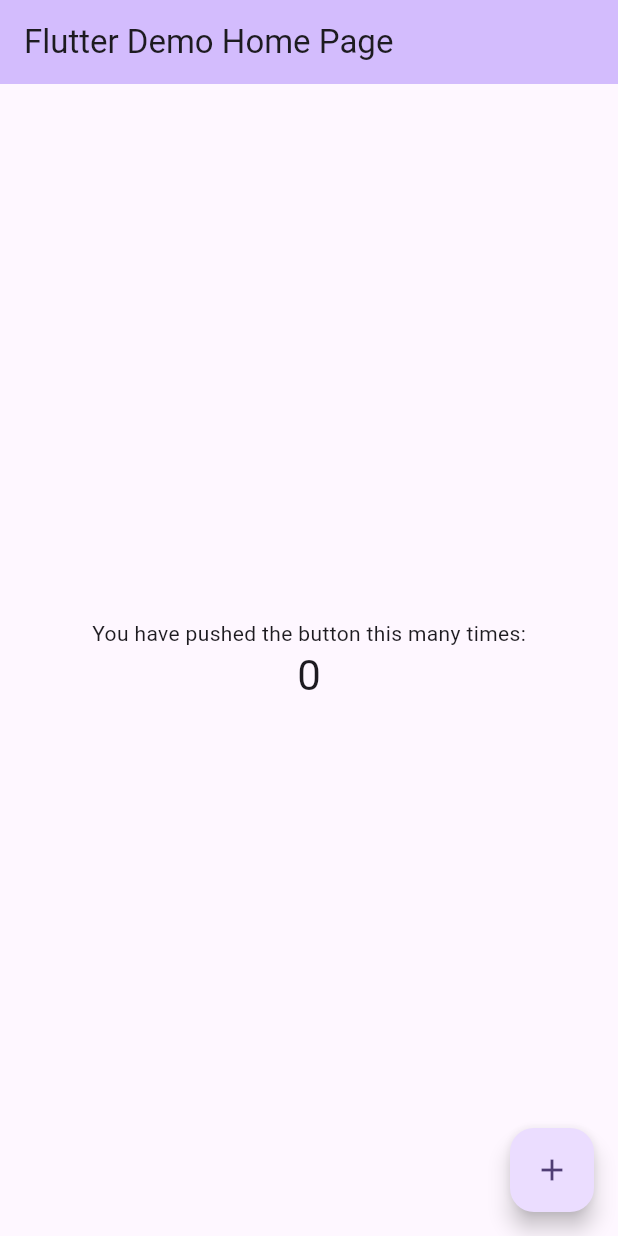
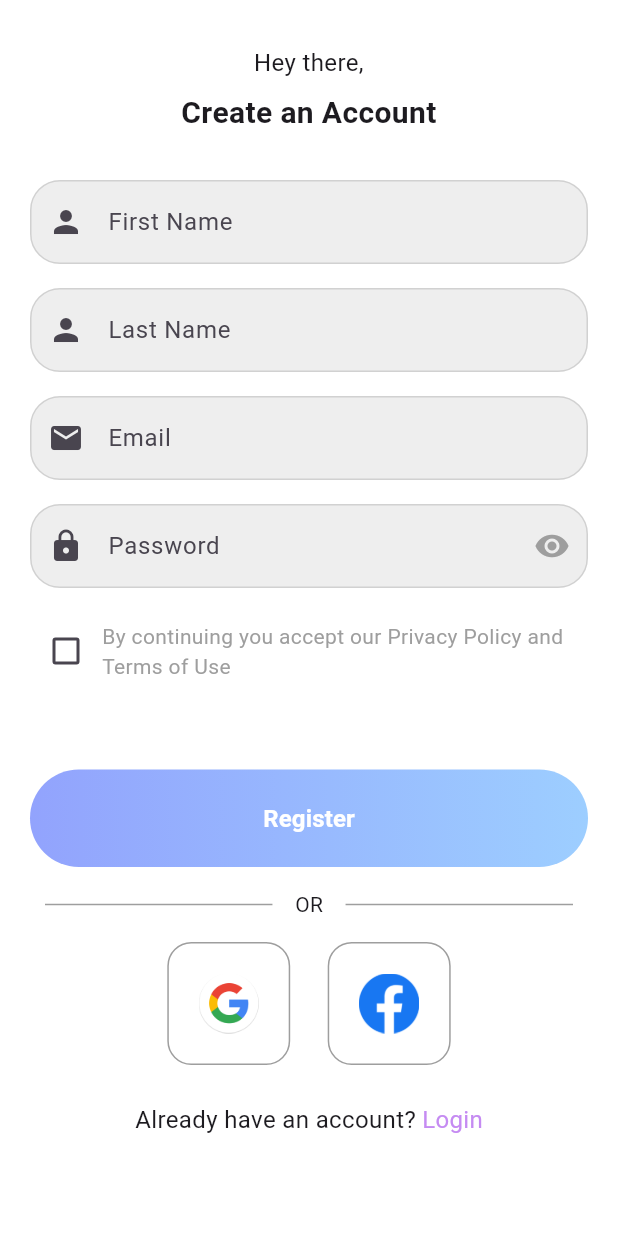
Before and after one commit to stefanusrico/StudyPal, a Flutter app: the screen it shows after launch, on a phone screen of 412 x 824 dp. Run offline on Flutter 3.47's test engine with Material 3 defaults, Android fonts, the phone set to English and light mode, and no system bars.

Commit message:
Menambahkan registration page

```diff
--- /dev/null
+++ b/StudyPal/flutter_studypal/lib/components/horizontal_line.dart
@@ -0,0 +1,35 @@
+import 'package:flutter/material.dart';
+
+class HorizontalOrLine extends StatelessWidget {
+  const HorizontalOrLine({
+    super.key,
+    required this.label,
+    this.height = 1,
+  });
+
+  final String label;
+  final double height;
+
+  @override
+  Widget build(BuildContext context) {
+    return Row(children: <Widget>[
+      Expanded(
+        child: Container(
+            margin: const EdgeInsets.only(left: 10.0, right: 15.0),
+            child: Divider(
+              color: Colors.grey,
+              height: height,
+            )),
+      ),
+      Text(label),
+      Expanded(
+        child: Container(
+            margin: const EdgeInsets.only(left: 15.0, right: 10.0),
+            child: Divider(
+              color: Colors.grey,
+              height: height,
+            )),
+      ),
+    ]);
+  }
+}
--- /dev/null
+++ b/StudyPal/flutter_studypal/lib/components/square_tile.dart
@@ -0,0 +1,26 @@
+import 'package:flutter/material.dart';
+
+class SquareTile extends StatelessWidget {
+  final String imagePath;
+
+  const SquareTile({
+    Key? key,
+    required this.imagePath,
+  }) : super(key: key);
+
+  @override
+  Widget build(BuildContext context) {
+    return Container(
+      padding: const EdgeInsets.all(20),
+      decoration: BoxDecoration(
+        border: Border.all(color: Colors.grey),
+        borderRadius: BorderRadius.circular(16),
+        color: Colors.white,
+      ),
+      child: Image.asset(
+        imagePath,
+        height: 40,
+      ),
+    );
+  }
+}
--- a/StudyPal/flutter_studypal/lib/main.dart
+++ b/StudyPal/flutter_studypal/lib/main.dart
@@ -1,4 +1,5 @@
 import 'package:flutter/material.dart';
+import 'pages/register_page.dart';
 
 void main() {
   runApp(const MyApp());
@@ -7,119 +8,11 @@
 class MyApp extends StatelessWidget {
   const MyApp({super.key});
 
-  // This widget is the root of your application.
   @override
   Widget build(BuildContext context) {
-    return MaterialApp(
-      title: 'Flutter Demo',
-      theme: ThemeData(
-        // This is the theme of your application.
-        //
-        // TRY THIS: Try running your application with "flutter run". You'll see
-        // the application has a purple toolbar. Then, without quitting the app,
-        // try changing the seedColor in the colorScheme below to Colors.green
-        // and then invoke "hot reload" (save your changes or press the "hot
-        // reload" button in a Flutter-supported IDE, or press "r" if you used
-        // the command line to start the app).
-        //
-        // Notice that the counter didn't reset back to zero; the application
-        // state is not lost during the reload. To reset the state, use hot
-        // restart instead.
-        //
-        // This works for code too, not just values: Most code changes can be
-        // tested with just a hot reload.
-        colorScheme: ColorScheme.fromSeed(seedColor: Colors.deepPurple),
-        useMaterial3: true,
-      ),
-      home: const MyHomePage(title: 'Flutter Demo Home Page'),
+    return const MaterialApp(
+      debugShowCheckedModeBanner: false,
+      home: RegisterPage(),
     );
   }
 }
-
-class MyHomePage extends StatefulWidget {
-  const MyHomePage({super.key, required this.title});
-
-  // This widget is the home page of your application. It is stateful, meaning
-  // that it has a State object (defined below) that contains fields that affect
-  // how it looks.
-
-  // This class is the configuration for the state. It holds the values (in this
-  // case the title) provided by the parent (in this case the App widget) and
-  // used by the build method of the State. Fields in a Widget subclass are
-  // always marked "final".
-
-  final String title;
-
-  @override
-  State<MyHomePage> createState() => _MyHomePageState();
-}
-
-class _MyHomePageState extends State<MyHomePage> {
-  int _counter = 0;
-
-  void _incrementCounter() {
-    setState(() {
-      // This call to setState tells the Flutter framework that something has
-      // changed in this State, which causes it to rerun the build method below
-      // so that the display can reflect the updated values. If we changed
-      // _counter without calling setState(), then the build method would not be
-      // called again, and so nothing would appear to happen.
-      _counter++;
-    });
-  }
-
-  @override
-  Widget build(BuildContext context) {
-    // This method is rerun every time setState is called, for instance as done
-    // by the _incrementCounter method above.
-    //
-    // The Flutter framework has been optimized to make rerunning build methods
-    // fast, so that you can just rebuild anything that needs updating rather
-    // than having to individually change instances of widgets.
-    return Scaffold(
-      appBar: AppBar(
-        // TRY THIS: Try changing the color here to a specific color (to
-        // Colors.amber, perhaps?) and trigger a hot reload to see the AppBar
-        // change color while the other colors stay the same.
-        backgroundColor: Theme.of(context).colorScheme.inversePrimary,
-        // Here we take the value from the MyHomePage object that was created by
-        // the App.build method, and use it to set our appbar title.
-        title: Text(widget.title),
-      ),
-      body: Center(
-        // Center is a layout widget. It takes a single child and positions it
-        // in the middle of the parent.
-        child: Column(
-          // Column is also a layout widget. It takes a list of children and
-          // arranges them vertically. By default, it sizes itself to fit its
-          // children horizontally, and tries to be as tall as its parent.
-          //
-          // Column has various properties to control how it sizes itself and
-          // how it positions its children. Here we use mainAxisAlignment to
-          // center the children vertically; the main axis here is the vertical
-          // axis because Columns are vertical (the cross axis would be
-          // horizontal).
-          //
-          // TRY THIS: Invoke "debug painting" (choose the "Toggle Debug Paint"
-          // action in the IDE, or press "p" in the console), to see the
-          // wireframe for each widget.
-          mainAxisAlignment: MainAxisAlignment.center,
-          children: <Widget>[
-            const Text(
-              'You have pushed the button this many times:',
-            ),
-            Text(
-              '$_counter',
-              style: Theme.of(context).textTheme.headlineMedium,
-            ),
-          ],
-        ),
-      ),
-      floatingActionButton: FloatingActionButton(
-        onPressed: _incrementCounter,
-        tooltip: 'Increment',
-        child: const Icon(Icons.add),
-      ), // This trailing comma makes auto-formatting nicer for build methods.
-    );
-  }
-}
--- /dev/null
+++ b/StudyPal/flutter_studypal/lib/pages/register_page.dart
@@ -0,0 +1,249 @@
+import 'package:flutter/material.dart';
+import 'package:flutter_studypal/components/horizontal_line.dart';
+import 'package:flutter_studypal/components/square_tile.dart';
+
+class RegisterPage extends StatefulWidget {
+  const RegisterPage({Key? key}) : super(key: key);
+
+  @override
+  State<RegisterPage> createState() => _RegisterPageState();
+}
+
+class _RegisterPageState extends State<RegisterPage> {
+  bool value = false;
+  bool isObscureText =
+      true; // State untuk mengatur password tersembunyi atau tidak
+
+  @override
+  Widget build(BuildContext context) {
+    return Scaffold(
+      backgroundColor: Colors.white,
+      body: SafeArea(
+        child: SingleChildScrollView(
+          child: Padding(
+            padding:
+                const EdgeInsets.symmetric(horizontal: 20.0, vertical: 30.0),
+            child: Column(
+              mainAxisAlignment: MainAxisAlignment.center,
+              crossAxisAlignment: CrossAxisAlignment.stretch,
+              children: [
+                const Text(
+                  "Hey there,",
+                  textAlign: TextAlign.center,
+                  style: TextStyle(fontSize: 16, fontWeight: FontWeight.w400),
+                ),
+                const SizedBox(height: 8),
+                const Text(
+                  "Create an Account",
+                  textAlign: TextAlign.center,
+                  style: TextStyle(fontSize: 20, fontWeight: FontWeight.bold),
+                ),
+                const SizedBox(height: 30),
+                Form(
+                  child: Column(
+                    children: [
+                      TextFormField(
+                        validator: (value) {
+                          if (value == null || value.isEmpty) {
+                            return "Please enter your first name";
+                          }
+                          return null;
+                        },
+                        decoration: InputDecoration(
+                          labelText: "First Name",
+                          hintText: "Enter Your First Name",
+                          hintStyle: const TextStyle(color: Colors.black26),
+                          prefixIcon: const Icon(Icons.person),
+                          filled: true,
+                          fillColor: Colors.grey[200],
+                          border: OutlineInputBorder(
+                            borderSide: const BorderSide(color: Colors.black12),
+                            borderRadius: BorderRadius.circular(20),
+                          ),
+                          enabledBorder: OutlineInputBorder(
+                            borderSide: const BorderSide(color: Colors.black12),
+                            borderRadius: BorderRadius.circular(20),
+                          ),
+                        ),
+                      ),
+                      const SizedBox(height: 16),
+                      TextFormField(
+                        validator: (value) {
+                          if (value == null || value.isEmpty) {
+                            return "Please enter your last name";
+                          }
+                          return null;
+                        },
+                        decoration: InputDecoration(
+                          labelText: "Last Name",
+                          hintText: "Enter Your Last Name",
+                          hintStyle: const TextStyle(color: Colors.black26),
+                          prefixIcon: const Icon(Icons.person),
+                          filled: true,
+                          fillColor: Colors.grey[200],
+                          border: OutlineInputBorder(
+                            borderSide: const BorderSide(color: Colors.black12),
+                            borderRadius: BorderRadius.circular(20),
+                          ),
+                          enabledBorder: OutlineInputBorder(
+                            borderSide: const BorderSide(color: Colors.black12),
+                            borderRadius: BorderRadius.circular(20),
+                          ),
+                        ),
+                      ),
+                      const SizedBox(height: 16),
+                      TextFormField(
+                        validator: (value) {
+                          if (value == null || value.isEmpty) {
+                            return "Please enter your email";
+                          }
+                          return null;
+                        },
+                        decoration: InputDecoration(
+                          labelText: "Email",
+                          hintText: "Enter Your Email",
+                          hintStyle: const TextStyle(color: Colors.black26),
+                          prefixIcon: const Icon(Icons.email),
+                          filled: true,
+                          fillColor: Colors.grey[200],
+                          border: OutlineInputBorder(
+                            borderSide: const BorderSide(color: Colors.black12),
+                            borderRadius: BorderRadius.circular(20),
+                          ),
+                          enabledBorder: OutlineInputBorder(
+                            borderSide: const BorderSide(color: Colors.black12),
+                            borderRadius: BorderRadius.circular(20),
+                          ),
+                        ),
+                      ),
+                      const SizedBox(height: 16),
+                      TextFormField(
+                        obscureText: isObscureText,
+                        obscuringCharacter: "*",
+                        validator: (value) {
+                          if (value == null || value.isEmpty) {
+                            return "Please enter your password";
+                          }
+                          return null;
+                        },
+                        decoration: InputDecoration(
+                          labelText: "Password",
+                          hintText: "Enter Your Password",
+                          hintStyle: const TextStyle(color: Colors.black26),
+                          filled: true,
+                          fillColor: Colors.grey[200],
+                          prefixIcon: const Icon(Icons.lock),
+                          suffixIcon: IconButton(
+                            icon: Icon(
+                              isObscureText
+                                  ? Icons.visibility
+                                  : Icons.visibility_off,
+                              color: Colors.grey,
+                            ),
+                            onPressed: () {
+                              setState(() {
+                                isObscureText = !isObscureText;
+                              });
+                            },
+                          ),
+                          border: OutlineInputBorder(
+                            borderSide: const BorderSide(color: Colors.black12),
+                            borderRadius: BorderRadius.circular(20),
+                          ),
+                          enabledBorder: OutlineInputBorder(
+                            borderSide: const BorderSide(color: Colors.black12),
+                            borderRadius: BorderRadius.circular(20),
+                          ),
+                        ),
+                      ),
+                    ],
+                  ),
+                ),
+                const SizedBox(height: 18),
+                Row(
+                  children: [
+                    Checkbox(
+                      value: value,
+                      onChanged: (newValue) {
+                        setState(() {
+                          value = newValue!;
+                        });
+                      },
+                      activeColor: Colors.purple,
+                    ),
+                    const Expanded(
+                      child: Text(
+                        "By continuing you accept our Privacy Policy and Terms of Use",
+                        style: TextStyle(color: Colors.grey),
+                      ),
+                    ),
+                  ],
+                ),
+                const SizedBox(height: 55),
+                // ignore: sized_box_for_whitespace
+                Container(
+                  width: 15,
+                  height: 65,
+                  decoration: BoxDecoration(
+                      borderRadius: BorderRadius.circular(45),
+                      gradient: const LinearGradient(
+                          colors: [Color(0xff92a3fd), Color(0xff9dceff)])),
+                  child: TextButton(
+                    onPressed: () {},
+                    style: ElevatedButton.styleFrom(
+                      backgroundColor: Colors.transparent,
+                      shadowColor: Colors.transparent,
+                      elevation: 0,
+                    ),
+                    child: const Text(
+                      "Register",
+                      style: TextStyle(
+                          color: Colors.white,
+                          fontSize: 16,
+                          fontWeight: FontWeight.bold),
+                    ),
+                  ),
+                ),
+                const SizedBox(
+                  height: 15,
+                ),
+                const HorizontalOrLine(label: "OR"),
+                const SizedBox(
+                  height: 15,
+                ),
+                const Row(
+                    mainAxisAlignment: MainAxisAlignment.center,
+                    children: [
+                      SquareTile(imagePath: "lib/images/logo_google.png"),
+                      SizedBox(
+                        width: 25,
+                      ),
+                      SquareTile(imagePath: "lib/images/logo_facebook.png")
+                    ]),
+                const SizedBox(
+                  height: 25,
+                ),
+                const Row(
+                  mainAxisAlignment: MainAxisAlignment.center,
+                  children: [
+                    Text(
+                      "Already have an account?",
+                      style: TextStyle(fontSize: 16),
+                    ),
+                    SizedBox(
+                      width: 4,
+                    ),
+                    Text(
+                      "Login",
+                      style: TextStyle(color: Color(0xffc58bf2), fontSize: 16),
+                    )
+                  ],
+                )
+              ],
+            ),
+          ),
+        ),
+      ),
+    );
+  }
+}
```
Also changed, not shown: StudyPal/flutter_studypal/pubspec.yaml (+6 -7 lines), StudyPal/flutter_studypal/lib/images/logo_facebook.png (added), StudyPal/flutter_studypal/lib/images/logo_google.png (added), StudyPal/flutter_studypal/lib/pages/home_page.dart (added), StudyPal/flutter_studypal/pubspec.lock.
